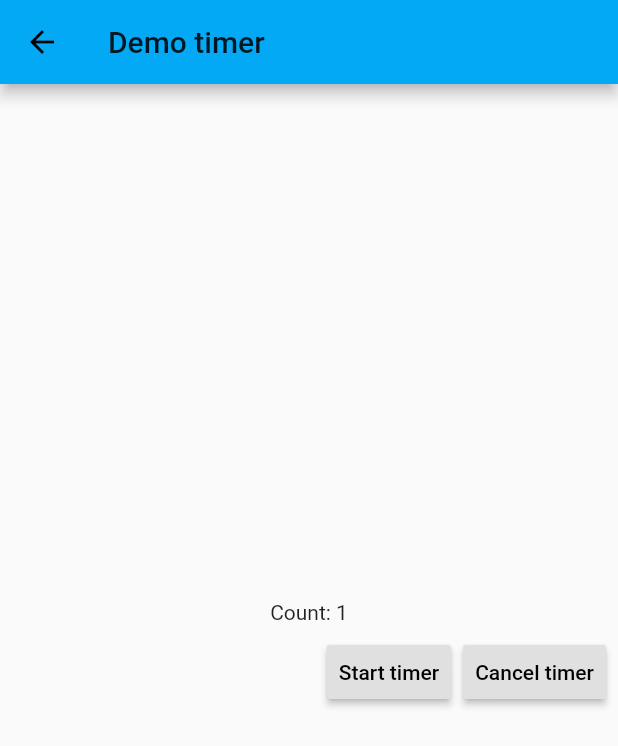
After one commit to doremichen/my_first_flutter, a Flutter app: the DemoTimer screen opened by its route, after a tap on "Start timer", on a phone screen of 412 x 824 dp. The commit adds this screen. Shown: the top 746 px of the screen. Run offline on Flutter 3.47's test engine with Material 2 defaults, Android fonts, the phone set to English and light mode, and no system bars; our stand-ins replace fluttertoast; missing offline and left inert: permission.

Commit message:
Practice to how to build timer

```diff
--- a/lib/main.dart
+++ b/lib/main.dart
@@ -5,6 +5,7 @@ import 'package:flutter_app/ui/material_log_in.dart';
 import 'package:flutter_app/ui/async_task.dart';
 import 'package:flutter_app/ui/backgound_task.dart';
 import 'package:flutter_app/ui/permission.dart';
+import 'package:flutter_app/ui/demo_timer.dart';
 
 import 'utils.dart';
 
@@ -43,6 +44,7 @@ class AdamDemoApp extends StatelessWidget {
         "AsyncUI": (context) => DemoAsyncUI(),
         "BackGround Task": (context) => DemoBackgroundTask(),
         "PermissionReq": (context) => DemoPermissionRequest(),
+        "DemoTimer": (context) => DemoTimer(),
       },
       home: MyHomePage(title: 'Flutter Demo Main activity'),
     );
@@ -147,6 +149,10 @@ class _MyHomePageState extends State<MyHomePage> {
       ItemData(text: "Permission request",
         onTap: (context) {
           Navigator.pushNamed(context, "PermissionReq");
+        },),
+      ItemData(text: "Demo timer",
+        onTap: (context) {
+          Navigator.pushNamed(context, "DemoTimer");
         },),
     ];
 
--- /dev/null
+++ b/lib/ui/demo_timer.dart
@@ -0,0 +1,94 @@
+///
+/// Used to practice to build timer
+///
+import 'package:flutter/material.dart';
+
+import 'dart:async';
+
+class DemoTimer extends StatefulWidget {
+  @override
+  State<StatefulWidget> createState() {
+
+    return _DemoTimerState();
+  }
+
+}
+
+class _DemoTimerState extends State<DemoTimer> {
+
+  RaisedButton _startButton;
+  RaisedButton _cancelButton;
+  Text _show;
+
+  Timer _timer;
+
+  int _count = 0;
+
+  @override
+  Widget build(BuildContext context) {
+
+    return Scaffold(
+      appBar: AppBar(title: Text("Demo timer"),),
+      body: Center(
+        child:Column(
+          mainAxisAlignment: MainAxisAlignment.center,
+          children: <Widget>[
+            Container(
+              child: _count == 0? _show: Text("Count: $_count"),
+            ),
+            ButtonBar(
+              alignment: MainAxisAlignment.end,
+              children: <Widget>[
+                _startButton,
+                _cancelButton,
+              ],
+            ),
+          ],
+        )
+      ),
+    );
+  }
+
+  @override
+  void initState() {
+    super.initState();
+
+    // initial widget
+    _startButton = RaisedButton(
+      child: Text("Start timer"),
+        onPressed: _startTimer
+    );
+
+    _cancelButton = RaisedButton(
+      child: Text("Cancel timer"),
+      onPressed: _cancelTimer,
+    );
+
+    _show = Text("Welcome to timer demo");
+
+  }
+
+  //
+  // private sub-routine section
+  //
+  _timerCB(timer) {
+
+    _count++;
+
+    // Update UI
+    setState(() {
+
+    });
+
+  }
+
+
+  _startTimer() {
+    _timer = Timer.periodic(Duration(seconds: 1), _timerCB);
+  }
+
+  _cancelTimer() {
+    _timer?.cancel();
+  }
+
+}
```
